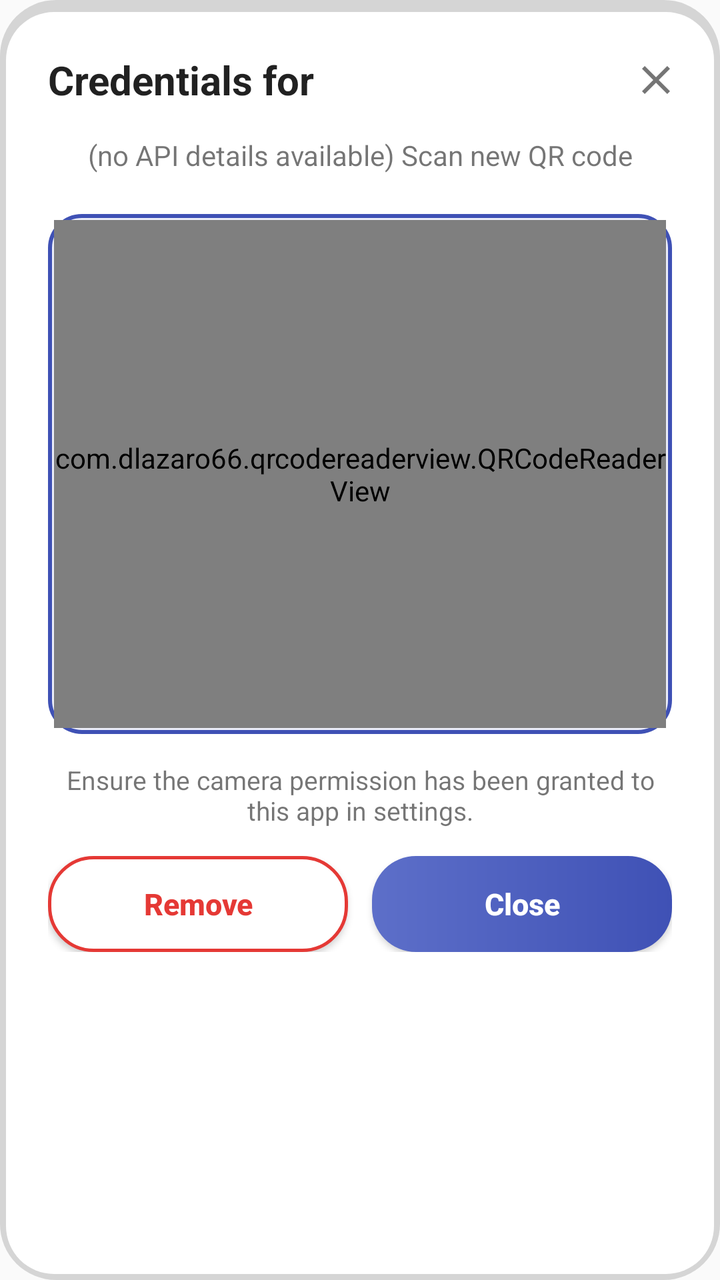
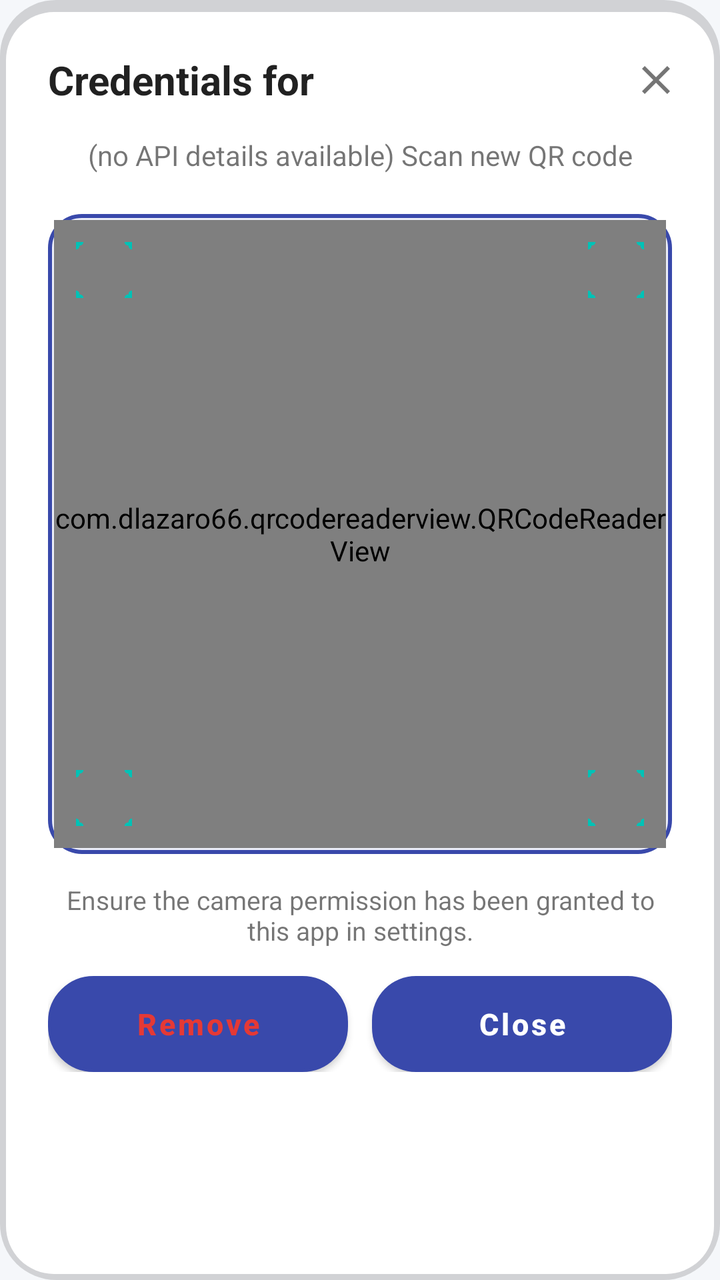

An Android layout rendered at two revisions. The XML below is the earlier revision; the diff shows what the commit changed to produce the second picture.
<!-- AndroidManifest.xml: application theme AppTheme -->
<!-- res/layout/custom_dialog.xml -->
<?xml version="1.0" encoding="utf-8"?>
<LinearLayout xmlns:android="http://schemas.android.com/apk/res/android"
    android:layout_width="match_parent"
    android:layout_height="wrap_content"
    android:background="@drawable/dialog_bg"
    android:orientation="vertical">

    
    <LinearLayout
        android:layout_width="match_parent"
        android:layout_height="wrap_content"
        android:gravity="center_vertical"
        android:orientation="horizontal"
        android:paddingStart="24dp"
        android:paddingTop="20dp"
        android:paddingEnd="12dp">

        <TextView
            android:id="@+id/txtTitle"
            android:layout_width="0dp"
            android:layout_height="wrap_content"
            android:layout_weight="1"
            android:text="Credentials for "
            android:textColor="@color/text_primary_dark"
            android:textSize="20sp"
            android:textStyle="bold" />

        <ImageView
            android:id="@+id/btnClose"
            android:layout_width="40dp"
            android:layout_height="40dp"
            android:background="?attr/selectableItemBackgroundBorderless"
            android:contentDescription="@string/close"
            android:padding="8dp"
            android:src="@drawable/ic_close" />
    </LinearLayout>

    <TextView
        android:id="@+id/textViewHint"
        android:layout_width="match_parent"
        android:layout_height="wrap_content"
        android:gravity="center"
        android:paddingStart="24dp"
        android:paddingTop="8dp"
        android:paddingEnd="24dp"
        android:text="@string/scan_qr_hint_default"
        android:textColor="@color/text_secondary_dark"
        android:textSize="14sp" />

    
    <LinearLayout
        android:layout_width="match_parent"
        android:layout_height="wrap_content"
        android:orientation="vertical"
        android:paddingStart="24dp"
        android:paddingTop="20dp"
        android:paddingEnd="24dp">

        <FrameLayout
            android:layout_width="match_parent"
            android:layout_height="260dp"
            android:background="@drawable/scanner_frame">

            <com.dlazaro66.qrcodereaderview.QRCodeReaderView
                android:id="@+id/qrdecoderview"
                android:layout_width="match_parent"
                android:layout_height="match_parent"
                android:layout_margin="3dp" />
        </FrameLayout>

        <TextView
            android:id="@+id/textView3"
            android:layout_width="match_parent"
            android:layout_height="wrap_content"
            android:gravity="center"
            android:paddingTop="14dp"
            android:paddingBottom="4dp"
            android:text="@string/scan_qr_permission_hint"
            android:textColor="@color/text_secondary_dark"
            android:textSize="13sp" />
    </LinearLayout>

    
    <LinearLayout
        android:layout_width="match_parent"
        android:layout_height="wrap_content"
        android:gravity="center"
        android:orientation="horizontal"
        android:paddingStart="24dp"
        android:paddingTop="10dp"
        android:paddingEnd="24dp"
        android:paddingBottom="24dp">

        <Button
            android:id="@+id/buttonRemove"
            android:layout_width="0dp"
            android:layout_height="48dp"
            android:layout_marginEnd="12dp"
            android:layout_weight="1"
            android:background="@drawable/btn_remove"
            android:text="@string/remove"
            android:textAllCaps="false"
            android:textColor="#E53935"
            android:textSize="15sp"
            android:textStyle="bold" />

        <Button
            android:id="@+id/btn_yes"
            android:layout_width="0dp"
            android:layout_height="48dp"
            android:layout_weight="1"
            android:background="@drawable/btn_primary"
            android:text="@string/close"
            android:textAllCaps="false"
            android:textColor="@android:color/white"
            android:textSize="15sp"
            android:textStyle="bold" />
    </LinearLayout>

</LinearLayout>
<!-- resources referenced by this layout -->
<resources>
  <color name="text_primary_dark">#de000000</color>
  <color name="text_secondary_dark">#8a000000</color>
  <!-- drawable btn_primary (drawable) -->
  <?xml version="1.0" encoding="utf-8"?>
  <ripple xmlns:android="http://schemas.android.com/apk/res/android"
      android:color="#33000000">
      <item>
          <shape android:shape="rectangle">
              <gradient
                  android:angle="0"
                  android:endColor="@color/colorPrimary"
                  android:startColor="#5D6FC9" />
              <corners android:radius="22dp" />
          </shape>
      </item>
  </ripple>
  <!-- drawable btn_remove (drawable) -->
  <?xml version="1.0" encoding="utf-8"?>
  <ripple xmlns:android="http://schemas.android.com/apk/res/android"
      android:color="#26FF4081">
      <item>
          <shape android:shape="rectangle">
              <solid android:color="#FFFFFF" />
              <stroke
                  android:width="1.5dp"
                  android:color="#E53935" />
              <corners android:radius="22dp" />
          </shape>
      </item>
  </ripple>
  <!-- drawable dialog_bg (drawable) -->
  <?xml version="1.0" encoding="utf-8"?>
  <layer-list xmlns:android="http://schemas.android.com/apk/res/android">
      <item>
          <shape android:shape="rectangle">
              <solid android:color="#26000000" />
              <corners android:radius="28dp" />
          </shape>
      </item>
      <item
          android:left="3dp"
          android:top="6dp"
          android:right="3dp"
          android:bottom="3dp">
          <shape android:shape="rectangle">
              <solid android:color="#FFFFFF" />
              <corners android:radius="24dp" />
          </shape>
      </item>
  </layer-list>
  <!-- drawable ic_close (drawable) -->
  <?xml version="1.0" encoding="utf-8"?>
  <vector xmlns:android="http://schemas.android.com/apk/res/android"
      android:width="24dp"
      android:height="24dp"
      android:viewportWidth="24"
      android:viewportHeight="24"
      android:tint="@color/text_secondary_dark">
      <path
          android:fillColor="@android:color/white"
          android:pathData="M19,6.41L17.59,5 12,10.59 6.41,5 5,6.41 10.59,12 5,17.59 6.41,19 12,13.41 17.59,19 19,17.59 13.41,12z" />
  </vector>
  <!-- drawable scanner_frame (drawable) -->
  <?xml version="1.0" encoding="utf-8"?>
  <shape xmlns:android="http://schemas.android.com/apk/res/android"
      android:shape="rectangle">
      <solid android:color="#1A3F51B5" />
      <stroke
          android:width="2dp"
          android:color="@color/colorPrimary" />
      <corners android:radius="16dp" />
  </shape>
  <string name="close">Close</string>
  <string name="remove">Remove</string>
  <string name="scan_qr_hint_default">(no API details available) Scan new QR code</string>
  <string name="scan_qr_permission_hint">Ensure the camera permission has been granted to this app in settings.</string>
  <style name="AppTheme" parent="Theme.AppCompat.Light.DarkActionBar">
          
          <item name="colorPrimary">@color/colorPrimary</item>
          <item name="colorPrimaryDark">@color/colorPrimaryDark</item>
          <item name="colorAccent">@color/colorAccent</item>
      </style>
  <color name="colorPrimary">#3F51B5</color>
  <color name="colorPrimaryDark">#303F9F</color>
  <color name="colorAccent">#FF4081</color>
</resources>

<!-- the commit's change to res/layout/custom_dialog.xml (unified diff, before → after) -->
@@ -58,7 +58,7 @@
 
         <FrameLayout
             android:layout_width="match_parent"
-            android:layout_height="260dp"
+            android:layout_height="320dp"
             android:background="@drawable/scanner_frame">
 
             <com.dlazaro66.qrcodereaderview.QRCodeReaderView
@@ -66,6 +66,42 @@
                 android:layout_width="match_parent"
                 android:layout_height="match_parent"
                 android:layout_margin="3dp" />
+
+            
+            <ImageView
+                android:layout_width="wrap_content"
+                android:layout_height="wrap_content"
+                android:layout_gravity="top|start"
+                android:layout_margin="14dp"
+                android:contentDescription="@null"
+                android:src="@drawable/ic_scan_corner" />
+
+            <ImageView
+                android:layout_width="wrap_content"
+                android:layout_height="wrap_content"
+                android:layout_gravity="top|end"
+                android:layout_margin="14dp"
+                android:contentDescription="@null"
+                android:rotation="90"
+                android:src="@drawable/ic_scan_corner" />
+
+            <ImageView
+                android:layout_width="wrap_content"
+                android:layout_height="wrap_content"
+                android:layout_gravity="bottom|end"
+                android:layout_margin="14dp"
+                android:contentDescription="@null"
+                android:rotation="180"
+                android:src="@drawable/ic_scan_corner" />
+
+            <ImageView
+                android:layout_width="wrap_content"
+                android:layout_height="wrap_content"
+                android:layout_gravity="bottom|start"
+                android:layout_margin="14dp"
+                android:contentDescription="@null"
+                android:rotation="270"
+                android:src="@drawable/ic_scan_corner" />
         </FrameLayout>
 
         <TextView
<!-- resource entries referenced after the edit -->
@@ -62,6 +62,19 @@
           android:fillColor="@android:color/white"
           android:pathData="M19,6.41L17.59,5 12,10.59 6.41,5 5,6.41 10.59,12 5,17.59 6.41,19 12,13.41 17.59,19 19,17.59 13.41,12z" />
   </vector>
+  <!-- drawable ic_scan_corner (drawable) -->
+  <?xml version="1.0" encoding="utf-8"?>
+  <vector xmlns:android="http://schemas.android.com/apk/res/android"
+      android:width="28dp"
+      android:height="28dp"
+      android:viewportWidth="28"
+      android:viewportHeight="28">
+      <path
+          android:pathData="M2,0 L0,0 L0,2 M0,26 L0,28 L2,28 M26,28 L28,28 L28,26 M28,2 L28,0 L26,0"
+          android:strokeColor="@color/colorAccent"
+          android:strokeWidth="3.5"
+          android:strokeLineCap="round" />
+  </vector>
   <!-- drawable scanner_frame (drawable) -->
   <?xml version="1.0" encoding="utf-8"?>
   <shape xmlns:android="http://schemas.android.com/apk/res/android"
@@ -76,14 +89,17 @@
   <string name="remove">Remove</string>
   <string name="scan_qr_hint_default">(no API details available) Scan new QR code</string>
   <string name="scan_qr_permission_hint">Ensure the camera permission has been granted to this app in settings.</string>
-  <style name="AppTheme" parent="Theme.AppCompat.Light.DarkActionBar">
-          
+  <style name="AppTheme" parent="Theme.MaterialComponents.DayNight.NoActionBar">
           <item name="colorPrimary">@color/colorPrimary</item>
-          <item name="colorPrimaryDark">@color/colorPrimaryDark</item>
-          <item name="colorAccent">@color/colorAccent</item>
+          <item name="colorPrimaryVariant">@color/colorPrimaryDark</item>
+          <item name="colorSecondary">@color/colorAccent</item>
+          <item name="android:colorBackground">@color/surface_variant</item>
+          <item name="colorSurface">@color/surface</item>
       </style>
-  <color name="colorPrimary">#3F51B5</color>
-  <color name="colorPrimaryDark">#303F9F</color>
-  <color name="colorAccent">#FF4081</color>
+  <color name="colorPrimary">#3949AB</color>
+  <color name="colorPrimaryDark">#1A237E</color>
+  <color name="surface_variant">#F5F7FA</color>
+  <color name="surface">#FFFFFF</color>
+  <color name="colorAccent">#00C2B6</color>
 </resources>
 
